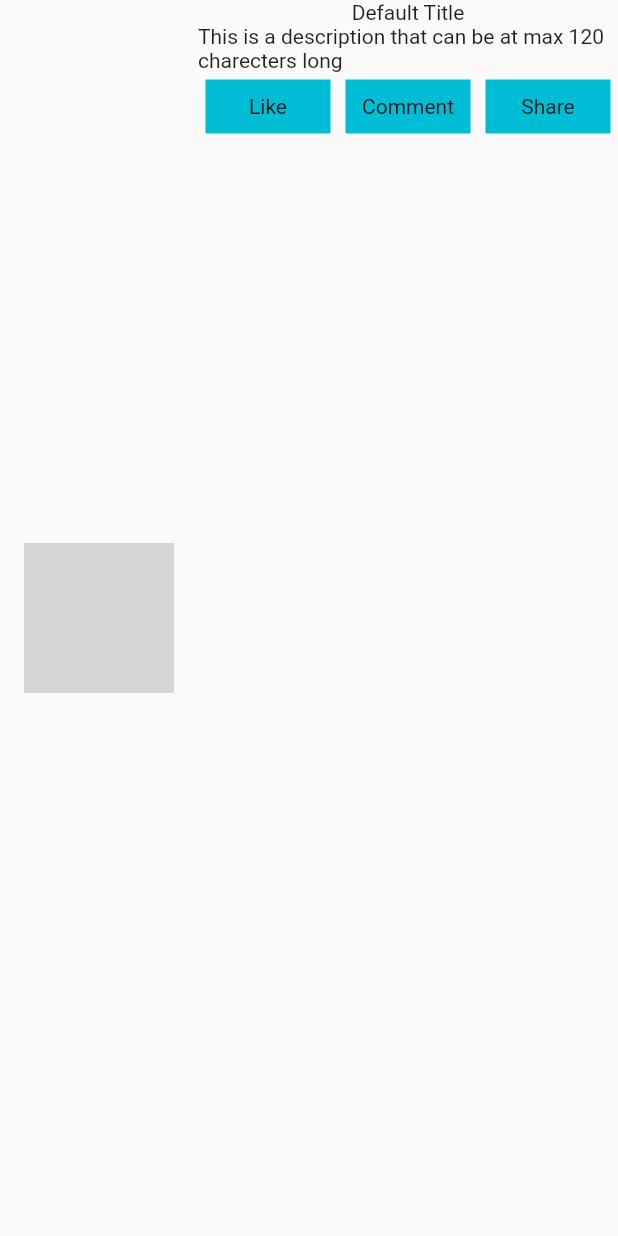
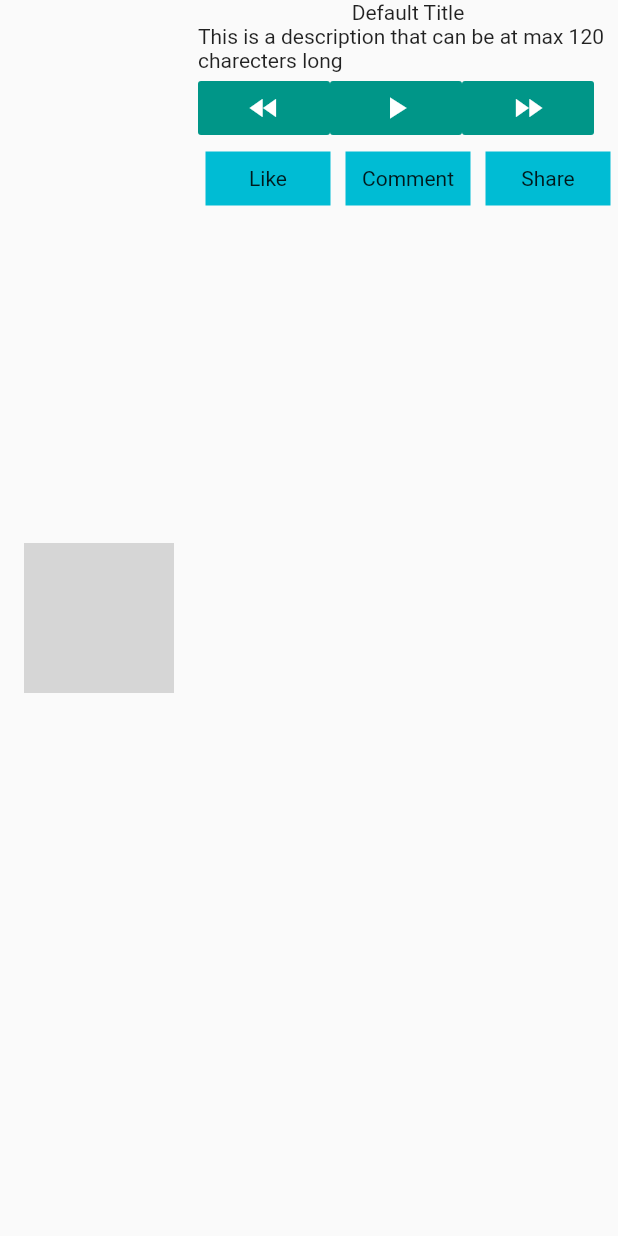
Before and after one commit to PrarabdhGarg/Charcha, a Flutter app: what getFeedWidget() shows on an empty page, opened directly, on a phone screen of 412 x 824 dp. Run offline on Flutter 3.47's test engine with Material 2 defaults, Android fonts, the phone set to English and light mode, and no system bars; our stand-ins replace firebase_auth, google_sign_in; missing offline and left inert: audioplayer; accounts and stored records are empty; grey boxes are pictures that could not be loaded.

Commit message:
sound control bar

```diff
--- /dev/null
+++ b/lib/audioControl.dart
@@ -0,0 +1,84 @@
+import 'dart:async';
+
+import 'package:audioplayer/audioplayer.dart';
+import 'package:flutter/material.dart';
+import 'dataClasses.dart';
+
+class audioControl extends StatefulWidget {
+  String url;
+
+  audioControl(this.url);
+  @override
+  _audioControlState createState() => _audioControlState(url);
+}
+
+class _audioControlState extends State<audioControl> {
+  audioPlayerState playerState = audioPlayerState.Stopped;
+  String url;
+  AudioPlayer audioPlayer = new AudioPlayer();
+
+  _audioControlState(this.url);
+
+  @override
+  Widget build(BuildContext context) {
+    return Row(
+      children: <Widget>[
+        Flexible(
+          flex: 1,
+          child: FlatButton(
+            onPressed: (){
+              play();
+            },
+            child: Icon(Icons.fast_rewind , color: Colors.white,),
+            color: Colors.teal,
+          ),
+        ),
+        play_pause_button(),
+        Flexible(
+          flex: 1,
+          child: FlatButton(
+              onPressed: (){
+                pause();
+              },
+              child: Icon(Icons.fast_forward , color: Colors.white,),
+              color: Colors.teal,
+          ),
+        ),
+      ],
+    );
+  }
+
+  Widget play_pause_button(){
+    if(playerState == audioPlayerState.Playing){
+      return FlatButton(
+        child: Icon(Icons.pause , color: Colors.white,),
+        color: Colors.teal,
+        onPressed: (){
+          pause();
+        },
+      );
+    }else{
+      return FlatButton(
+        child: Icon(Icons.play_arrow , color: Colors.white,),
+        color: Colors.teal,
+        onPressed: (){
+          play();
+        },
+      );
+    }
+  }
+
+  Future<void> play() async {
+    await audioPlayer.play(url);
+    setState(() {
+      playerState = audioPlayerState.Playing;
+    });
+  }
+
+    Future<void> pause() async {
+      await audioPlayer.pause();
+      setState(() {
+        playerState = audioPlayerState.Stopped;
+      });
+    }
+}
--- a/lib/dataClasses.dart
+++ b/lib/dataClasses.dart
@@ -7,5 +7,9 @@ class feedModel {
   String name = "Default Name";
   String title = "Default Title";
   String description = "This is a description that can be at max 120 charecters long";
-  String url = "";
+  String url = "https://dl.espressif.com/dl/audio/ff-16b-2c-44100hz.mp4";
 }
+
+enum audioPlayerState{
+  Playing,Stopped
+}
--- a/lib/feed.dart
+++ b/lib/feed.dart
@@ -1,5 +1,8 @@
+import 'package:audioplayer/audioplayer.dart';
 import 'package:charcha/dataClasses.dart';
 import 'package:flutter/material.dart';
+
+import 'audioControl.dart';
 
 Widget getFeedWidget(feedModel item) {
   return Row(
@@ -24,6 +27,7 @@ Widget getFeedWidget(feedModel item) {
             Center(
               child: Text(item.description),
             ),
+            audioControl(item.url),
             Row(
               children: <Widget>[
                 Expanded(
```
Lines whose indentation alone changed are shown as unchanged.
